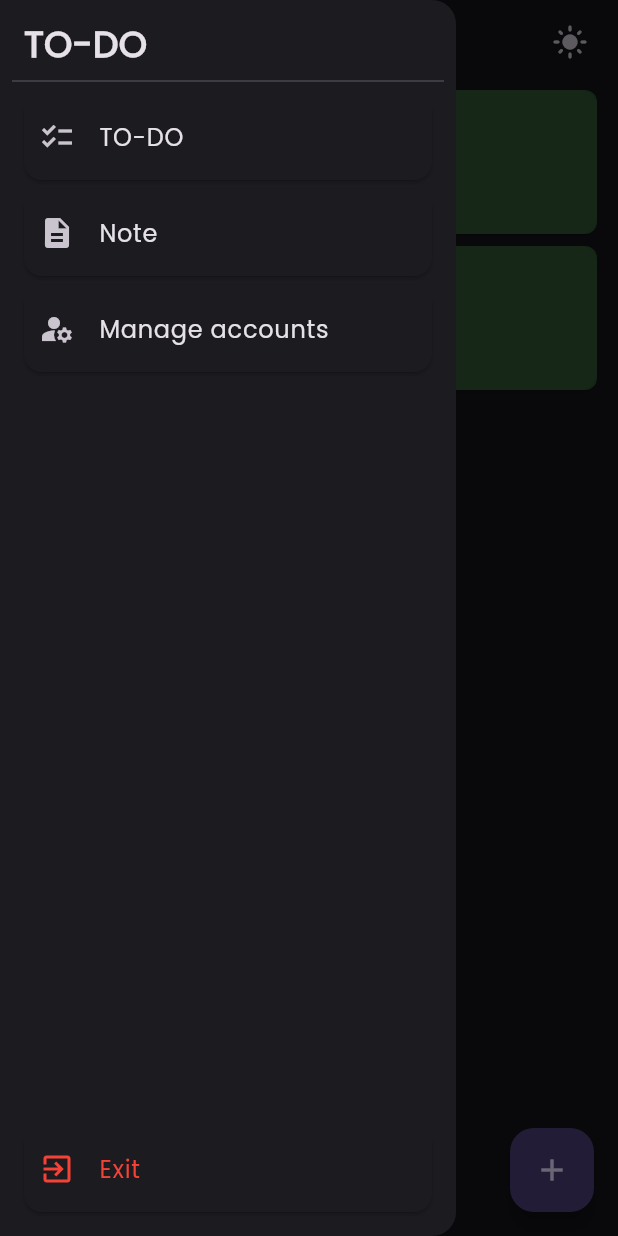
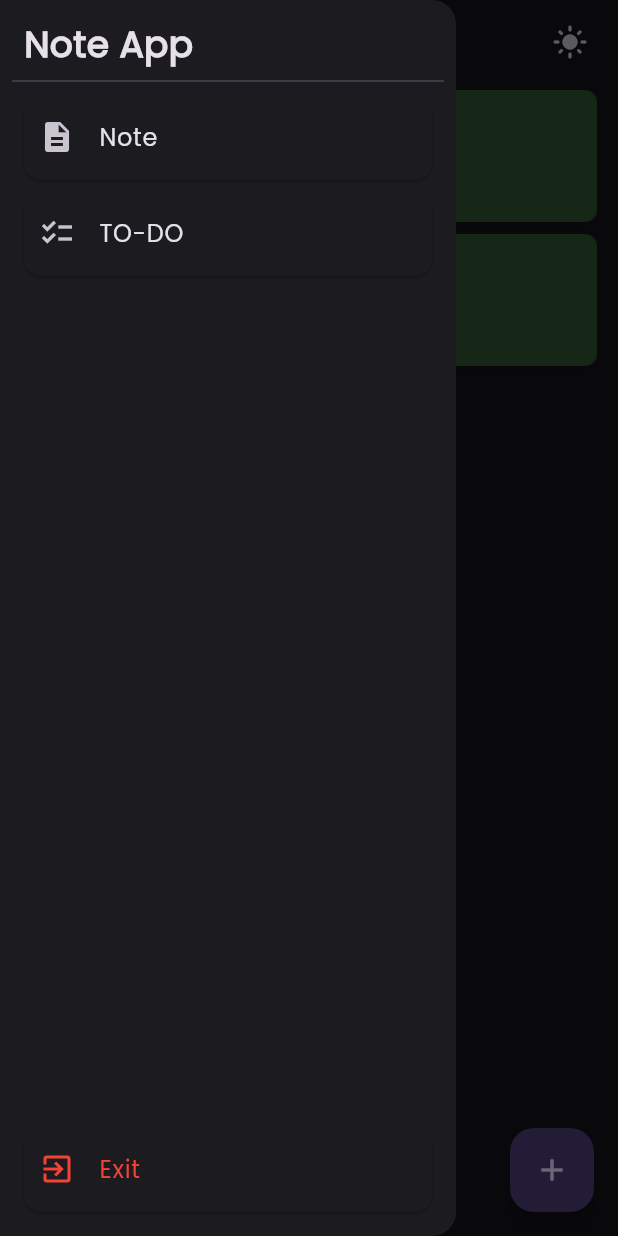
Before and after one commit to Rang-Rang/note-app, a Flutter app: the screen it shows after launch, with the side drawer open, on a phone screen of 412 x 824 dp. Run offline on Flutter 3.47's test engine with Material 3 defaults, Android fonts, the phone set to English and light mode, and no system bars.

Commit message:
Updating Concept to Note App

```diff
--- a/lib/views/pages/home_page.dart
+++ b/lib/views/pages/home_page.dart
@@ -1,5 +1,5 @@
 import 'package:flutter/material.dart';
-import 'package:todo_list/views/widgets/todo_widget.dart';
+import 'package:todo_list/views/widgets/note_widget.dart';
 
 class HomePage extends StatefulWidget {
   const HomePage({super.key});
@@ -16,15 +16,13 @@ class _HomePageState extends State<HomePage> {
       child: SingleChildScrollView(
         child: Column(
           children: [
-            TodoWidget(
+            NoteWidget(
               title: 'Todo Title',
               subtitle: 'Todo Subtitle',
-              date: 'Today',
             ),
-            TodoWidget(
+            NoteWidget(
               title: 'Todo Title',
               subtitle: 'Todo Subtitle',
-              date: 'Tomorrow',
             ),
           ],
         ),
--- a/lib/views/pages/input_page.dart
+++ b/lib/views/pages/input_page.dart
@@ -115,7 +115,7 @@ class _InputPageState extends State<InputPage> {
                 ],
               ),
               body: Padding(
-                padding: const EdgeInsets.only(left: 16, right: 16),
+                padding: const EdgeInsets.only(left: 24, right: 24),
                 child: SingleChildScrollView(
                   controller: _scrollController,
                   child: Column(
@@ -146,11 +146,9 @@ class _InputPageState extends State<InputPage> {
                     Padding(
                       padding: const EdgeInsets.only(bottom: 55.0),
                       child: FloatingActionButton(
-                        onPressed: () {
-                          // Action for other floating buttons
-                        },
+                        onPressed: () {},
                         mini: true,
-                        child: Icon(Icons.abc),
+                        child: Icon(Icons.watch_later_outlined),
                       ),
                     ),
                     Padding(
--- a/lib/views/widgets/drawer_widget.dart
+++ b/lib/views/widgets/drawer_widget.dart
@@ -21,28 +21,13 @@ class _DrawerWidgetState extends State<DrawerWidget> {
               child: Row(
                 children: [
                   Text(
-                    'TO-DO',
+                    'Note App',
                     style: TextStyle(fontSize: 24, fontWeight: FontWeight.bold),
                   ),
                 ],
               ),
             ),
             Divider(),
-            Card(
-              margin: EdgeInsets.only(bottom: 6, left: 8, right: 8),
-              child: ListTile(
-                contentPadding: const EdgeInsets.symmetric(
-                  horizontal: 10,
-                  vertical: 1,
-                ),
-                shape: RoundedRectangleBorder(
-                  borderRadius: BorderRadius.circular(8),
-                ),
-                leading: Icon(Icons.checklist),
-                title: const Text('TO-DO'),
-                onTap: () {},
-              ),
-            ),
             Card(
               margin: EdgeInsets.only(bottom: 6, left: 8, right: 8),
               child: ListTile(
@@ -68,8 +53,8 @@ class _DrawerWidgetState extends State<DrawerWidget> {
                 shape: RoundedRectangleBorder(
                   borderRadius: BorderRadius.circular(8),
                 ),
-                leading: Icon(Icons.manage_accounts),
-                title: const Text('Manage accounts'),
+                leading: Icon(Icons.checklist),
+                title: const Text('TO-DO'),
                 onTap: () {},
               ),
             ),
--- a/lib/views/widgets/todo_widget.dart
+++ b/lib/views/widgets/note_widget.dart
@@ -2,23 +2,21 @@ import 'package:flutter/material.dart';
 import 'package:todo_list/data/notifier.dart';
 import '../../data/constant.dart';
 
-class TodoWidget extends StatefulWidget {
-  const TodoWidget({
+class NoteWidget extends StatefulWidget {
+  const NoteWidget({
     super.key,
     required this.title,
     required this.subtitle,
-    this.date,
   });
 
   final String title;
   final String subtitle;
-  final String? date;
 
   @override
-  State<TodoWidget> createState() => _TodoWidgetState();
+  State<NoteWidget> createState() => _TodoWidgetState();
 }
 
-class _TodoWidgetState extends State<TodoWidget> {
+class _TodoWidgetState extends State<NoteWidget> {
   @override
   Widget build(BuildContext context) {
     return ValueListenableBuilder<bool>(
@@ -57,7 +55,7 @@ class _TodoWidgetState extends State<TodoWidget> {
                 width: tenPercentWidth(context),
                 child: IconButton(
                   onPressed: () {
-                    isRed.value = !isRed.value; // Toggle color state
+                    isRed.value = !isRed.value;
                   },
                   icon: CircleAvatar(
                     backgroundColor: primaryColor,
@@ -78,7 +76,6 @@ class _TodoWidgetState extends State<TodoWidget> {
                     maxLines: 3,
                     overflow: TextOverflow.ellipsis,
                   ),
-                  Text("Due date: ${widget.date}"),
                 ],
               ),
             ),
```
Also changed, not shown: 1 other file.
